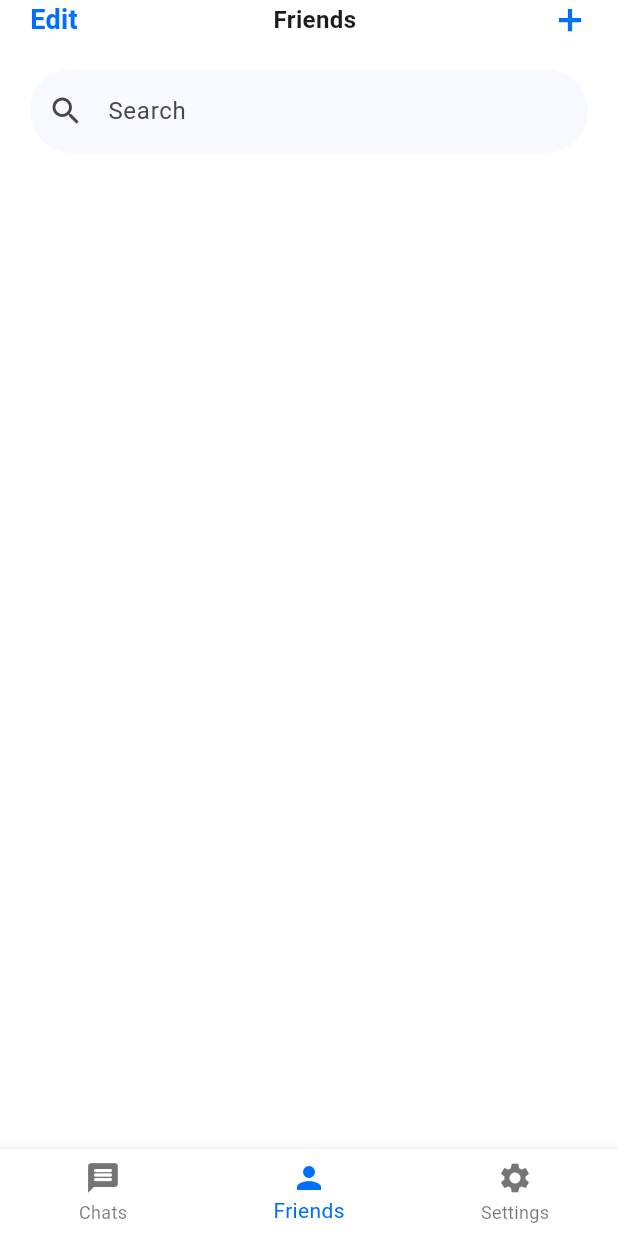
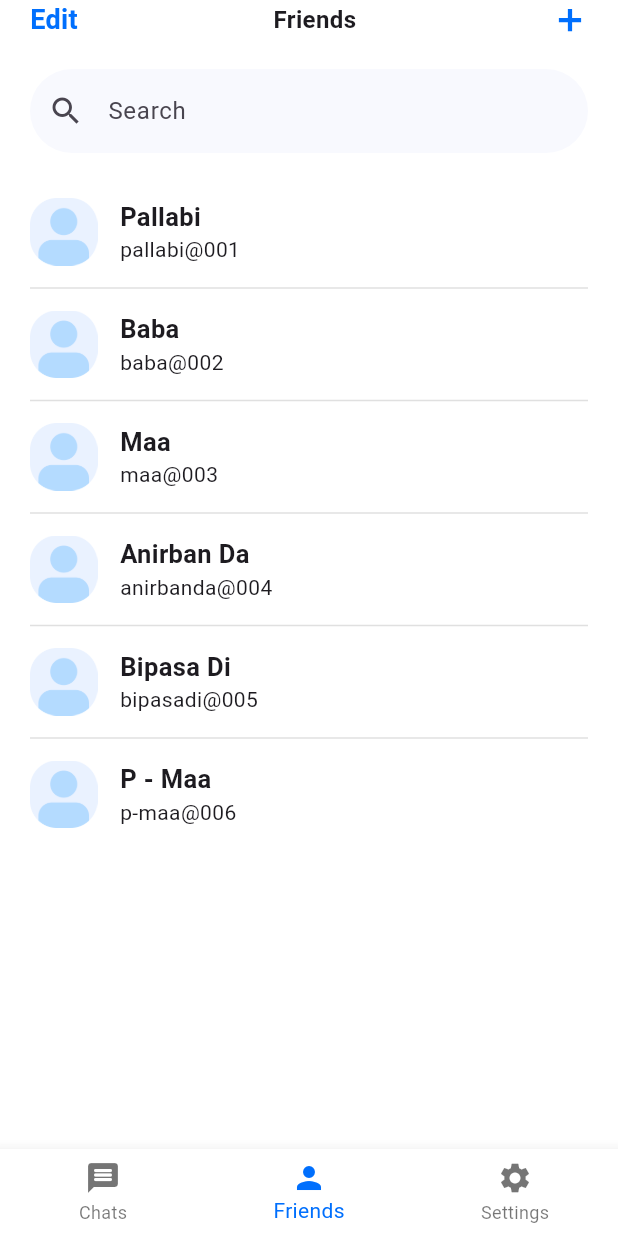
Before and after one commit to sandiphaldar01/multipurpose, a Flutter app: the MainPage screen opened directly, item 2 of the bottom bar chosen, on a phone screen of 412 x 824 dp. Run offline on Flutter 3.47's test engine with Material 3 defaults, Android fonts, the phone set to English and light mode, and no system bars; our stand-ins replace carousel_slider, flutter_svg.

Commit message:
add friends in friends page

```diff
--- /dev/null
+++ b/lib/friends.dart
@@ -0,0 +1,41 @@
+import 'package:flutter/material.dart';
+
+class Friends extends StatelessWidget {
+
+  final String name;
+  final String userName;
+
+  const new({super.key, required this.name, required this.userName});
+
+  @override
+  Widget build(BuildContext context) {
+    return Padding(
+      padding: EdgeInsets.symmetric(horizontal: 20),
+      child: Row(
+        children: [
+          Image.asset(
+            'assets/Avatar.png',
+            height: 45,
+            width: 45,
+          ),
+          SizedBox(width: 15,),
+          Column(
+            crossAxisAlignment: CrossAxisAlignment.start,
+            children: [
+              Text(
+                name,
+                style: TextStyle(
+                  fontSize: 17,
+                  fontWeight: FontWeight.bold
+                ),
+              ),
+              Text(
+                userName
+              )
+            ],
+          )
+        ],
+      ),
+    );
+  }
+}
--- a/lib/friends_page.dart
+++ b/lib/friends_page.dart
@@ -1,4 +1,5 @@
 import 'package:flutter/material.dart';
+import 'package:multipurpose/friends.dart';
 
 class FriendsPage extends StatefulWidget {
   const new({super.key});
@@ -8,6 +9,24 @@ class FriendsPage extends StatefulWidget {
 }
 
 class _FriendsPageState extends State<FriendsPage> {
+
+  List<String> names = [
+    'Pallabi',
+    'Baba',
+    'Maa',
+    'Anirban Da',
+    'Bipasa Di',
+    'P - Maa'
+  ];
+  List<String> userNames = [
+    'pallabi@001',
+    'baba@002',
+    'maa@003',
+    'anirbanda@004',
+    'bipasadi@005',
+    'p-maa@006'
+  ];
+
   @override
   Widget build(BuildContext context) {
     return Container(
@@ -61,6 +80,23 @@ class _FriendsPageState extends State<FriendsPage> {
                   hintText: 'Search'
                 ),
               ),
+            ),
+            SizedBox(height: 30,),
+            Flexible(
+              child: ListView.separated(
+                itemBuilder: (context, i) => Friends(
+                  name: names[i],
+                  userName: userNames[i]
+                ),
+                separatorBuilder: (context, index) => Padding(
+                  padding: EdgeInsets.symmetric(horizontal: 20),
+                  child: Divider(
+                    height: 30,
+                    color: Colors.grey[300],
+                  ),
+                ),
+                itemCount: names.length,
+              ),
             )
           ],
         ),
```
